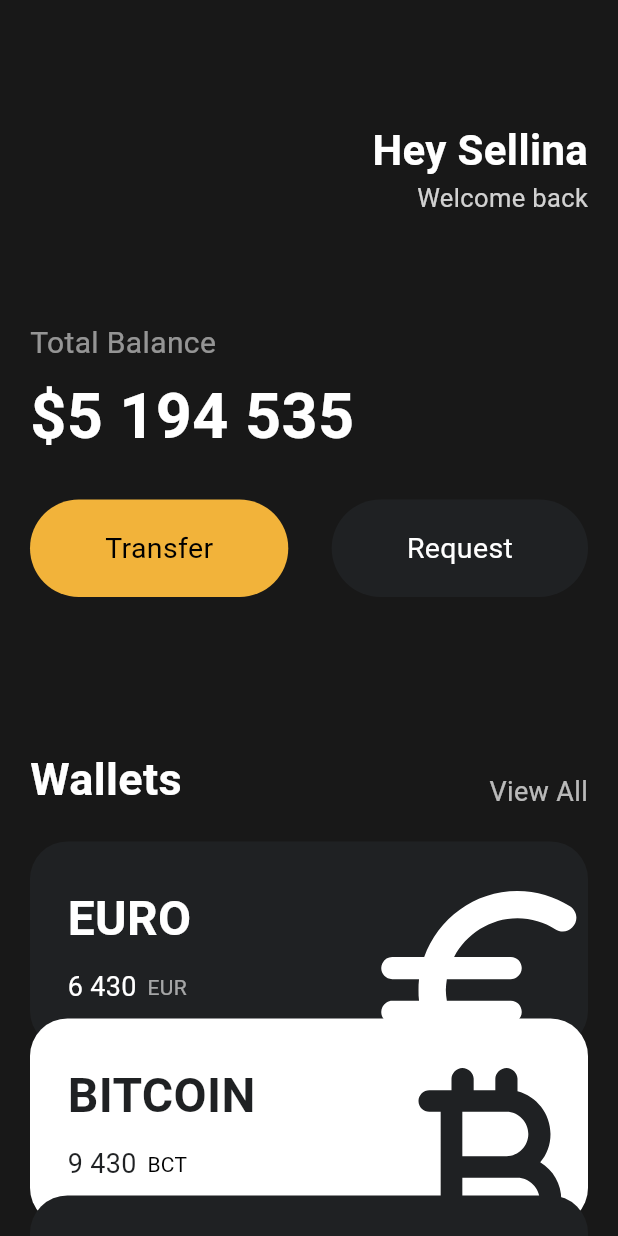
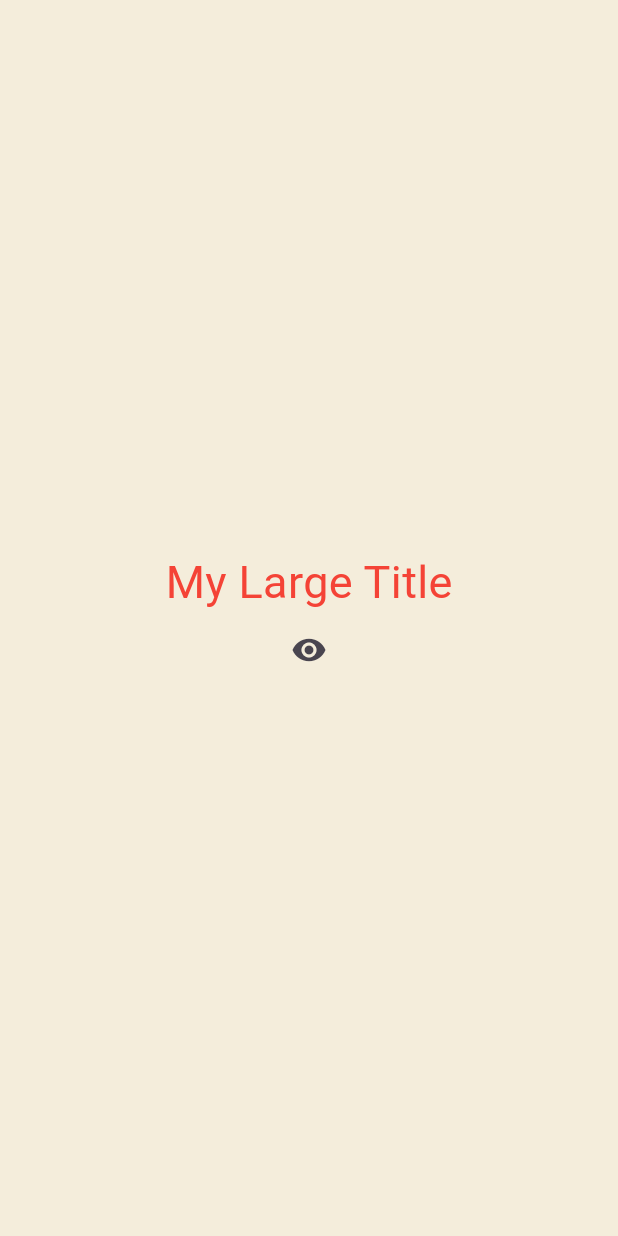
Before and after one commit to Abdul-lembariti/toonflix, a Flutter app: the screen it shows after launch, on a phone screen of 412 x 824 dp. Run offline on Flutter 3.47's test engine with Material 3 defaults, Android fonts, the phone set to English and light mode, and no system bars.

Commit message:
statefull widgets..

```diff
--- a/lib/main.dart
+++ b/lib/main.dart
@@ -1,6 +1,4 @@
 import 'package:flutter/material.dart';
-import 'package:toonflix/widgets/button.dart';
-import 'package:toonflix/widgets/card.dart';
 
 final Color textColor = Colors.white.withOpacity(0.8);
 
@@ -8,139 +6,84 @@ void main() {
   runApp(const App());
 }
 
-class App extends StatelessWidget {
+class App extends StatefulWidget {
   const App({super.key});
+
+  @override
+  State<App> createState() => _AppState();
+}
+
+class _AppState extends State<App> {
+  bool showTitle = true;
+
+  void toggleTitle() {
+    setState(() {
+      showTitle = !showTitle;
+    });
+  }
 
   @override
   Widget build(BuildContext context) {
     return MaterialApp(
+        theme: ThemeData(
+          textTheme: const TextTheme(
+            titleLarge: TextStyle(
+              color: Colors.red,
+              fontSize: 30,
+            ),
+          ),
+        ),
         home: Scaffold(
-            backgroundColor: const Color(0xFF181818),
-            body: SingleChildScrollView(
-              child: Padding(
-                  padding: const EdgeInsets.symmetric(horizontal: 20),
-                  child: Column(
-                    crossAxisAlignment: CrossAxisAlignment.start,
-                    children: [
-                      const SizedBox(
-                        height: 80,
-                      ),
-                      Row(
-                        mainAxisAlignment: MainAxisAlignment.end,
-                        children: [
-                          Column(
-                            crossAxisAlignment: CrossAxisAlignment.end,
-                            children: [
-                              const Text(
-                                'Hey Sellina',
-                                style: TextStyle(
-                                  color: Colors.white,
-                                  fontSize: 28,
-                                  fontWeight: FontWeight.bold,
-                                ),
-                              ),
-                              Text(
-                                'Welcome back',
-                                style: TextStyle(
-                                  color: textColor,
-                                  fontSize: 17,
-                                ),
-                              )
-                            ],
-                          )
-                        ],
-                      ),
-                      const SizedBox(
-                        height: 70,
-                      ),
-                      const Text(
-                        'Total Balance',
-                        style: TextStyle(
-                          fontSize: 20,
-                          color: Colors.white54,
-                        ),
-                      ),
-                      const SizedBox(
-                        height: 5,
-                      ),
-                      const Text(
-                        '\$5 194 535',
-                        style: TextStyle(
-                          fontSize: 42,
-                          color: Colors.white,
-                          fontWeight: FontWeight.bold,
-                        ),
-                      ),
-                      const SizedBox(
-                        height: 25,
-                      ),
-                      const Row(
-                        mainAxisAlignment: MainAxisAlignment.spaceBetween,
-                        children: [
-                          Button(
-                            text: 'Transfer',
-                            bgColor: Color(0xFFF2B33A),
-                            textColor: Colors.black,
-                          ),
-                          Button(
-                            text: 'Request',
-                            bgColor: Color(0xFF1F2123),
-                            textColor: Colors.white,
-                          ),
-                        ],
-                      ),
-                      const SizedBox(
-                        height: 100,
-                      ),
-                      const Row(
-                        crossAxisAlignment: CrossAxisAlignment.end,
-                        mainAxisAlignment: MainAxisAlignment.spaceBetween,
-                        children: [
-                          Text(
-                            'Wallets',
-                            style: TextStyle(
-                              color: Colors.white,
-                              fontSize: 30,
-                              fontWeight: FontWeight.bold,
-                            ),
-                          ),
-                          Text(
-                            'View All',
-                            style: TextStyle(
-                              color: Colors.white70,
-                              fontSize: 18,
-                            ),
-                          )
-                        ],
-                      ),
-                      const SizedBox(
-                        height: 20,
-                      ),
-                      const CurrencyCard(
-                        name: 'EURO',
-                        code: 'EUR',
-                        amount: '6 430',
-                        icon: Icons.euro_rounded,
-                        isInverted: false,
-                      ),
-                      const CurrencyCard(
-                        name: 'BITCOIN',
-                        code: 'BCT',
-                        amount: '9 430',
-                        icon: Icons.currency_bitcoin_rounded,
-                        isInverted: true,
-                        offset: Offset(0, -20),
-                      ),
-                      const CurrencyCard(
-                        name: 'DOLLAR',
-                        code: 'USD',
-                        amount: '9 430',
-                        icon: Icons.attach_money_rounded,
-                        isInverted: false,
-                        offset: Offset(0, -40),
-                      ),
-                    ],
-                  )),
-            )));
+          backgroundColor: const Color(0xFFF4EDDB),
+          body: Center(
+            child: Column(
+              mainAxisAlignment: MainAxisAlignment.center,
+              children: [
+                showTitle ? const MyLargeTttle() : const Text('Nothing to see'),
+                IconButton(
+                    onPressed: toggleTitle,
+                    icon: const Icon(Icons.remove_red_eye_rounded))
+              ],
+            ),
+          ),
+        ));
   }
 }
+
+class MyLargeTttle extends StatefulWidget {
+  const MyLargeTttle({
+    super.key,
+  });
+
+  @override
+  State<MyLargeTttle> createState() => _MyLargeTttleState();
+}
+
+class _MyLargeTttleState extends State<MyLargeTttle> {
+  @override
+
+  //is not neccessary to use the initstate untill u use the data / context from the father
+  void initState() {
+    super.initState();
+    print('!initState');
+  }
+
+//calld when the widget is removed from the screen example unsub from the listener
+  @override
+  void dispose() {
+    super.dispose();
+    print('Dispose');
+  }
+
+  @override
+  Widget build(BuildContext context) {
+    print('buid');
+    return Text(
+      'My Large Title',
+      style: TextStyle(
+        fontSize: Theme.of(context).textTheme.titleLarge?.fontSize,
+        color: Theme.of(context).textTheme.titleLarge?.color,
+      ),
+    );
+  }
+}
--- a/lib/widgets/button.dart
+++ /dev/null
@@ -1,36 +0,0 @@
-import 'package:flutter/material.dart';
-
-class Button extends StatelessWidget {
-  final String text;
-  final Color bgColor;
-  final Color textColor;
-
-  const Button(
-      {super.key,
-      required this.text,
-      required this.bgColor,
-      required this.textColor});
-
-  @override
-  Widget build(BuildContext context) {
-    return Container(
-      decoration: BoxDecoration(
-        color: bgColor,
-        borderRadius: BorderRadius.circular(45),
-      ),
-      child: Padding(
-        padding: const EdgeInsets.symmetric(
-          horizontal: 50,
-          vertical: 19,
-        ),
-        child: Text(
-          text,
-          style: TextStyle(
-            color: textColor,
-            fontSize: 19,
-          ),
-        ),
-      ),
-    );
-  }
-}
--- a/lib/widgets/card.dart
+++ /dev/null
@@ -1,88 +0,0 @@
-import 'package:flutter/material.dart';
-
-class CurrencyCard extends StatelessWidget {
-  final String name, code, amount;
-  final IconData icon;
-  final bool isInverted;
-  final _black = const Color(0xFF1F2123);
-  final Offset offset;
-
-  const CurrencyCard({
-    super.key,
-    required this.name,
-    required this.code,
-    required this.amount,
-    required this.icon,
-    required this.isInverted,
-    this.offset = Offset.zero,
-  });
-
-  @override
-  Widget build(BuildContext context) {
-    return Transform.translate(
-      offset: offset,
-      child: Container(
-          clipBehavior: Clip.antiAlias,
-          decoration: BoxDecoration(
-              color: isInverted ? Colors.white : _black,
-              borderRadius: BorderRadius.circular(25)),
-          child: Padding(
-            padding: const EdgeInsets.all(25),
-            child: Row(
-              mainAxisAlignment: MainAxisAlignment.spaceBetween,
-              children: [
-                Column(
-                  crossAxisAlignment: CrossAxisAlignment.start,
-                  children: [
-                    Text(
-                      name,
-                      style: TextStyle(
-                          color: isInverted ? _black : Colors.white,
-                          fontSize: 32,
-                          fontWeight: FontWeight.w600),
-                    ),
-                    const SizedBox(
-                      height: 10,
-                    ),
-                    Row(
-                      children: [
-                        Text(
-                          amount,
-                          style: TextStyle(
-                            color: isInverted ? _black : Colors.white,
-                            fontSize: 18,
-                          ),
-                        ),
-                        const SizedBox(
-                          width: 7,
-                        ),
-                        Text(
-                          code,
-                          style: TextStyle(
-                              color:
-                                  isInverted ? Colors.black : Colors.white60),
-                        ),
-                      ],
-                    ),
-                  ],
-                ),
-                Transform.scale(
-                  scale: 2,
-                  child: Transform.translate(
-                    offset: const Offset(
-                      0,
-                      15,
-                    ),
-                    child: Icon(
-                      icon,
-                      color: isInverted ? _black : Colors.white,
-                      size: 88,
-                    ),
-                  ),
-                )
-              ],
-            ),
-          )),
-    );
-  }
-}
```
